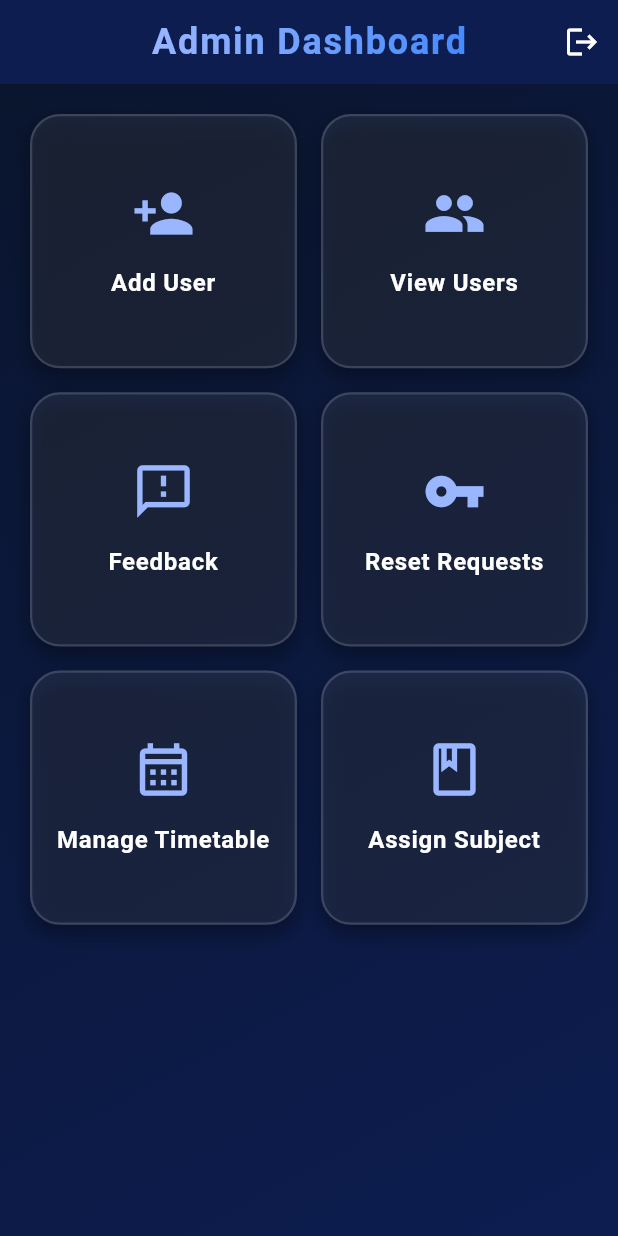
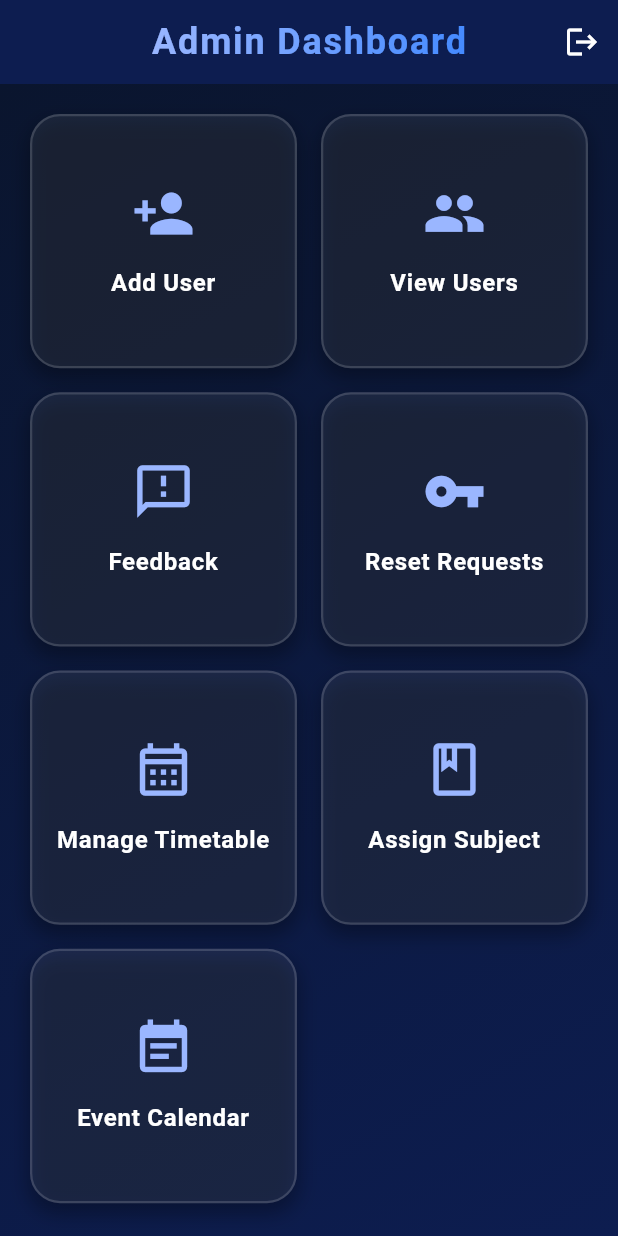
Before and after one commit to shiv4705/CampusSync, a Flutter app: the AdminDashboard screen opened directly, on a phone screen of 412 x 824 dp. Run offline on Flutter 3.47's test engine with Material 3 defaults, Android fonts, the phone set to English and light mode, and no system bars; our stand-ins replace cloud_firestore, file_picker, firebase_auth, firebase_core, supabase_flutter, table_calendar; missing offline and left inert: syncfusion_flutter_pdfviewer; accounts and stored records are empty.

Commit message:
Added Event Calendar

```diff
--- a/lib/screens/dashboard/admin_dashboard.dart
+++ b/lib/screens/dashboard/admin_dashboard.dart
@@ -9,6 +9,7 @@ import '../admin/view_all_users_screen.dart';
 import '../admin/timetable/manage_timetable_screen.dart';
 import '../admin/assign_subject_screen.dart';
 import '../auth/login_screen.dart';
+import '../event_calendar_screen.dart'; // ⬅️ Event calendar import
 
 class AdminDashboard extends StatefulWidget {
   const AdminDashboard({super.key});
@@ -31,8 +32,8 @@ class _AdminDashboardState extends State<AdminDashboard>
       duration: const Duration(milliseconds: 1200),
     );
 
-    // Updated item count
-    int itemCount = 6;
+    // ✅ Increased item count to 7 (added Event Calendar)
+    int itemCount = 7;
 
     _fadeAnimations = List.generate(itemCount, (index) {
       final start = index * 0.1;
@@ -101,9 +102,14 @@ class _AdminDashboardState extends State<AdminDashboard>
         "page": const ManageTimetableScreen(),
       },
       {
-        "title": "Assign Subject", // ⬅️ New menu
+        "title": "Assign Subject",
         "icon": Icons.book_outlined,
-        "page": AdminAssignSubjectScreen(), // ⬅️ from earlier code
+        "page": AdminAssignSubjectScreen(),
+      },
+      {
+        "title": "Event Calendar", // ⬅️ New menu
+        "icon": Icons.event_note,
+        "page": const EventCalendarScreen(), // ⬅️ Opens your event calendar
       },
     ];
 
--- a/lib/screens/dashboard/faculty_dashboard.dart
+++ b/lib/screens/dashboard/faculty_dashboard.dart
@@ -7,6 +7,7 @@ import 'package:campussync/screens/faculty/mark_attendance_screen.dart';
 import 'package:campussync/screens/faculty/faculty_classroom_page.dart';
 import 'package:campussync/screens/faculty/faculty_subject_list_screen.dart';
 import 'package:campussync/screens/faculty/faculty_view_submissions_screen.dart';
+import 'package:campussync/screens/event_calendar_screen.dart'; // ⬅️ Import Event Calendar
 
 class FacultyDashboard extends StatefulWidget {
   const FacultyDashboard({super.key});
@@ -33,7 +34,8 @@ class _FacultyDashboardState extends State<FacultyDashboard>
       duration: const Duration(milliseconds: 1200),
     );
 
-    int itemCount = 4;
+    int itemCount = 5; // ⬅️ Increased item count (added Event Calendar)
+
     _fadeAnimations = List.generate(itemCount, (index) {
       final start = index * 0.1;
       final end = start + 0.4;
@@ -193,6 +195,15 @@ class _FacultyDashboardState extends State<FacultyDashboard>
           );
         },
       },
+      {
+        "title": "Event Calendar", // ⬅️ New card
+        "icon": Icons.event_note,
+        "onTap":
+            () => Navigator.push(
+              context,
+              MaterialPageRoute(builder: (_) => const EventCalendarScreen()),
+            ),
+      },
     ];
 
     return Scaffold(
--- a/lib/screens/dashboard/student_dashboard.dart
+++ b/lib/screens/dashboard/student_dashboard.dart
@@ -7,7 +7,8 @@ import '../student/submit_feedback_screen.dart';
 import '../student/student_timetable_screen.dart';
 import '../student/student_attendance_screen.dart';
 import '../student/student_study_material_page.dart';
-import '../student/student_assignment_screen.dart'; // ✅ new import
+import '../student/student_assignment_screen.dart';
+import '../event_calendar_screen.dart'; // ✅ Added import
 
 class StudentDashboard extends StatefulWidget {
   const StudentDashboard({super.key});
@@ -186,7 +187,18 @@ class _StudentDashboardState extends State<StudentDashboard> {
                         );
                       },
                     ),
-
+                    _buildDashboardCard(
+                      icon: Icons.event_note, // ✅ Event Calendar Icon
+                      label: "Event Calendar",
+                      onTap: () {
+                        Navigator.push(
+                          context,
+                          MaterialPageRoute(
+                            builder: (_) => const EventCalendarScreen(),
+                          ),
+                        );
+                      },
+                    ),
                   ],
                 ),
               ),
--- a/pubspec.yaml
+++ b/pubspec.yaml
@@ -73,6 +73,7 @@ flutter:
 
   assets:
     - assets/icon.png
+    - assets/event_calendar.pdf
 
   # To add assets to your application, add an assets section, like this:
   # assets:
```
Also changed, not shown: lib/screens/event_calendar_screen.dart (added, +18 -0 lines), 1 other file.
